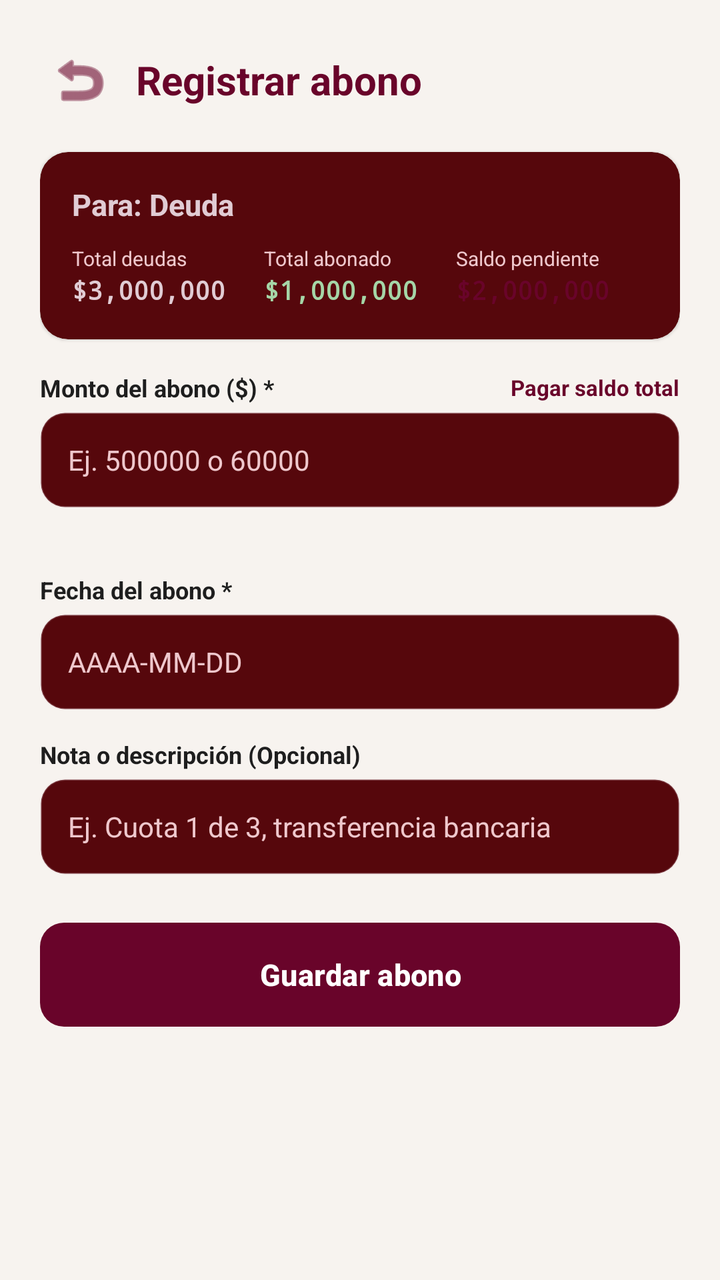
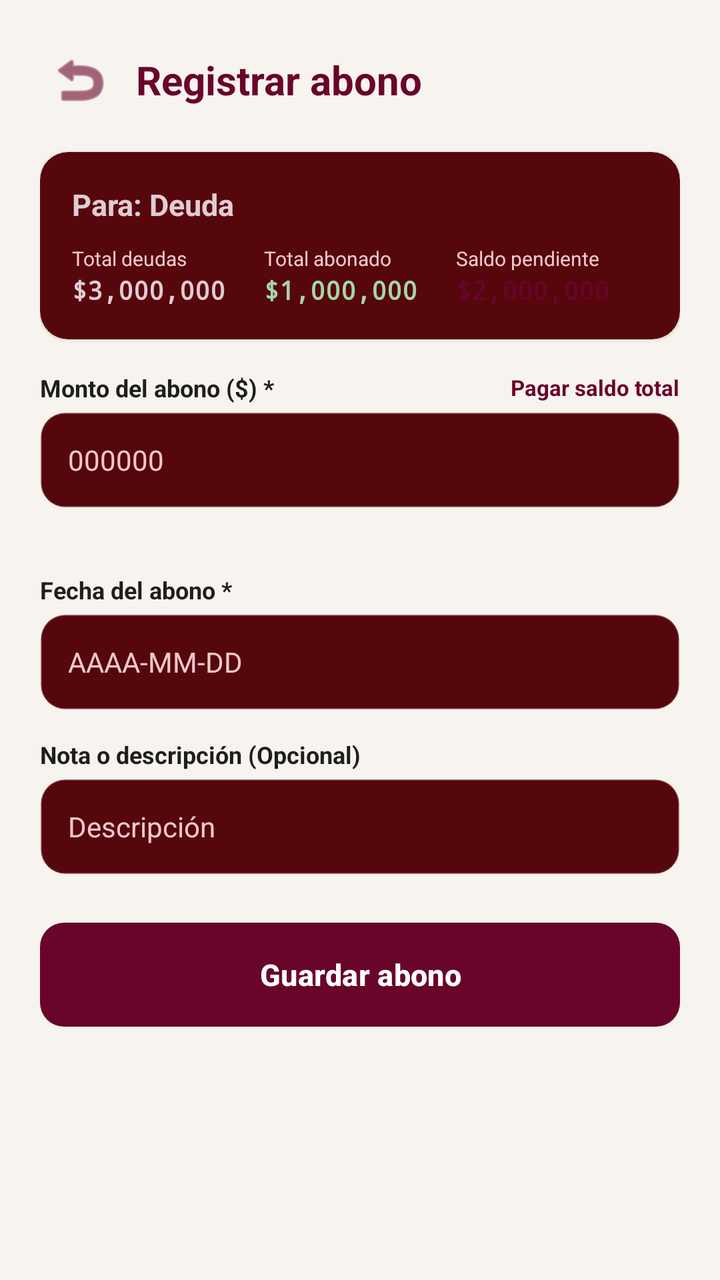

The first picture is an Android layout as it rendered before a commit; the second is the same layout after the commit. The layout source and the unified diff follow.
<!-- AndroidManifest.xml: application theme Theme.Freyr -->
<!-- res/layout/activity_add_payment.xml -->
<?xml version="1.0" encoding="utf-8"?>
<ScrollView xmlns:android="http://schemas.android.com/apk/res/android"
    xmlns:app="http://schemas.android.com/apk/res-auto"
    android:layout_width="match_parent"
    android:layout_height="match_parent"
    android:fillViewport="true"
    android:background="@color/freyr_background">

    <LinearLayout
        android:layout_width="match_parent"
        android:layout_height="wrap_content"
        android:orientation="vertical"
        android:padding="20dp">

        
        <LinearLayout
            android:layout_width="match_parent"
            android:layout_height="wrap_content"
            android:orientation="horizontal"
            android:gravity="center_vertical"
            android:layout_marginBottom="16dp">

            <ImageButton
                android:id="@+id/btn_atras"
                android:layout_width="40dp"
                android:layout_height="40dp"
                android:background="?attr/selectableItemBackgroundBorderless"
                android:src="@android:drawable/ic_menu_revert"
                android:contentDescription="@string/btn_back"
                app:tint="@color/freyr_primary" />

            <TextView
                android:layout_width="wrap_content"
                android:layout_height="wrap_content"
                android:text="@string/title_add_payment"
                android:textColor="@color/freyr_primary"
                android:textSize="20sp"
                android:textStyle="bold"
                android:layout_marginStart="8dp" />
        </LinearLayout>

        
        <androidx.cardview.widget.CardView
            android:layout_width="match_parent"
            android:layout_height="wrap_content"
            app:cardCornerRadius="14dp"
            app:cardElevation="1dp"
            app:cardBackgroundColor="@color/freyr_surface"
            android:layout_marginBottom="16dp">

            <LinearLayout
                android:layout_width="match_parent"
                android:layout_height="wrap_content"
                android:orientation="vertical"
                android:padding="16dp">

                <TextView
                    android:id="@+id/tv_for_debt_name"
                    android:layout_width="wrap_content"
                    android:layout_height="wrap_content"
                    android:text="Para: Deuda"
                    android:textColor="@color/freyr_text_primary"
                    android:textSize="15sp"
                    android:textStyle="bold" />

                <LinearLayout
                    android:layout_width="match_parent"
                    android:layout_height="wrap_content"
                    android:orientation="horizontal"
                    android:layout_marginTop="10dp">

                    <LinearLayout
                        android:layout_width="0dp"
                        android:layout_height="wrap_content"
                        android:layout_weight="1"
                        android:orientation="vertical">
                        <TextView
                            android:layout_width="wrap_content"
                            android:layout_height="wrap_content"
                            android:text="@string/total_debido"
                            android:textColor="@color/freyr_text_secondary"
                            android:textSize="10sp" />
                        <TextView
                            android:id="@+id/tv_status_total"
                            android:layout_width="wrap_content"
                            android:layout_height="wrap_content"
                            android:text="$3,000,000"
                            android:textColor="@color/freyr_text_primary"
                            android:textSize="13sp"
                            android:textStyle="bold"
                            android:fontFamily="monospace" />
                    </LinearLayout>

                    <LinearLayout
                        android:layout_width="0dp"
                        android:layout_height="wrap_content"
                        android:layout_weight="1"
                        android:orientation="vertical">
                        <TextView
                            android:layout_width="wrap_content"
                            android:layout_height="wrap_content"
                            android:text="@string/total_pagado"
                            android:textColor="@color/freyr_text_secondary"
                            android:textSize="10sp" />
                        <TextView
                            android:id="@+id/tv_status_paid"
                            android:layout_width="wrap_content"
                            android:layout_height="wrap_content"
                            android:text="$1,000,000"
                            android:textColor="@color/freyr_status_paid"
                            android:textSize="13sp"
                            android:textStyle="bold"
                            android:fontFamily="monospace" />
                    </LinearLayout>

                    <LinearLayout
                        android:layout_width="0dp"
                        android:layout_height="wrap_content"
                        android:layout_weight="1"
                        android:orientation="vertical">
                        <TextView
                            android:layout_width="wrap_content"
                            android:layout_height="wrap_content"
                            android:text="@string/total_pendiente"
                            android:textColor="@color/freyr_text_secondary"
                            android:textSize="10sp" />
                        <TextView
                            android:id="@+id/tv_status_remaining"
                            android:layout_width="wrap_content"
                            android:layout_height="wrap_content"
                            android:text="$2,000,000"
                            android:textColor="@color/freyr_primary"
                            android:textSize="13sp"
                            android:textStyle="bold"
                            android:fontFamily="monospace" />
                    </LinearLayout>
                </LinearLayout>
            </LinearLayout>
        </androidx.cardview.widget.CardView>

        
        <TextView
            android:id="@+id/tx_error"
            android:layout_width="match_parent"
            android:layout_height="wrap_content"
            android:textColor="#D32F2F"
            android:textSize="12sp"
            android:visibility="gone"
            android:layout_marginBottom="12dp" />

        
        <LinearLayout
            android:layout_width="match_parent"
            android:layout_height="wrap_content"
            android:orientation="horizontal"
            android:gravity="center_vertical"
            android:layout_marginBottom="4dp">

            <TextView
                android:layout_width="0dp"
                android:layout_height="wrap_content"
                android:layout_weight="1"
                android:text="@string/label_payment_amount"
                android:textColor="@color/freyr_card_bg"
                android:textSize="12sp"
                android:textStyle="bold" />

            <TextView
                android:id="@+id/btn_pay_full"
                android:layout_width="wrap_content"
                android:layout_height="wrap_content"
                android:text="Pagar saldo total"
                android:textColor="@color/freyr_primary"
                android:textSize="11sp"
                android:textStyle="bold"
                android:clickable="true"
                android:focusable="true" />
        </LinearLayout>

        <EditText
            android:id="@+id/et_payment_amount"
            android:layout_width="match_parent"
            android:layout_height="48dp"
            android:background="@drawable/bg_edit_text"
            android:hint="@string/hint_payment_amount"
            android:inputType="numberDecimal"
            android:maxLines="1"
            android:focusable="true"
            android:focusableInTouchMode="true"
            android:textColor="@color/freyr_text_primary"
            android:textSize="14sp"
            android:layout_marginBottom="4dp" />

        <TextView
            android:id="@+id/tv_projected_remaining"
            android:layout_width="match_parent"
            android:layout_height="wrap_content"
            android:text=""
            android:textColor="@color/freyr_primary"
            android:textSize="11sp"
            android:textStyle="bold"
            android:layout_marginBottom="14dp" />

        
        <TextView
            android:layout_width="wrap_content"
            android:layout_height="wrap_content"
            android:layout_marginBottom="4dp"
            android:text="@string/label_payment_date"
            android:textColor="@color/freyr_card_bg"
            android:textSize="12sp"
            android:textStyle="bold" />

        <EditText
            android:id="@+id/et_payment_date"
            android:layout_width="match_parent"
            android:layout_height="48dp"
            android:background="@drawable/bg_edit_text"
            android:hint="AAAA-MM-DD"
            android:inputType="text"
            android:maxLines="1"
            android:textColor="@color/freyr_text_primary"
            android:textSize="14sp"
            android:layout_marginBottom="14dp" />

        
        <TextView
            android:layout_width="wrap_content"
            android:layout_height="wrap_content"
            android:layout_marginBottom="4dp"
            android:text="@string/label_payment_note"
            android:textColor="@color/freyr_card_bg"
            android:textSize="12sp"
            android:textStyle="bold" />

        <EditText
            android:id="@+id/et_payment_desc"
            android:layout_width="match_parent"
            android:layout_height="48dp"
            android:background="@drawable/bg_edit_text"
            android:hint="@string/hint_payment_note"
            android:inputType="text"
            android:maxLines="1"
            android:textColor="@color/freyr_text_primary"
            android:textSize="14sp"
            android:layout_marginBottom="24dp" />

        
        <Button
            android:id="@+id/btn_confirm_payment"
            android:layout_width="match_parent"
            android:layout_height="52dp"
            android:background="@drawable/bg_button_primary"
            android:text="@string/btn_save_payment"
            android:textColor="#FFFFFF"
            android:textSize="15sp"
            android:textStyle="bold"
            app:backgroundTint="@null" />

    </LinearLayout>
</ScrollView>
<!-- resources referenced by this layout -->
<resources>
  <color name="freyr_background">#F7F3EF</color>
  <color name="freyr_card_bg">#1E1E1E</color>
  <color name="freyr_primary">#69042A</color>
  <color name="freyr_status_paid">#A5D6A7</color>
  <color name="freyr_surface">#56070C</color>
  <color name="freyr_text_primary">#E1CCD4</color>
  <color name="freyr_text_secondary">#F6F5CFD4</color>
  <!-- drawable bg_button_primary (drawable) -->
  <?xml version="1.0" encoding="utf-8"?>
  <ripple xmlns:android="http://schemas.android.com/apk/res/android"
      android:color="#33FFFFFF">
      <item>
          <shape android:shape="rectangle">
              <corners android:radius="12dp" />
              <solid android:color="@color/freyr_primary" />
          </shape>
      </item>
  </ripple>
  <!-- drawable bg_edit_text (drawable) -->
  <?xml version="1.0" encoding="utf-8"?>
  <selector xmlns:android="http://schemas.android.com/apk/res/android">
      <item android:state_focused="true">
          <shape android:shape="rectangle">
              <corners android:radius="12dp" />
              <solid android:color="@color/freyr_surface" />
              <stroke android:width="2dp" android:color="@color/freyr_primary" />
              <padding android:bottom="12dp" android:left="14dp" android:right="14dp" android:top="12dp" />
          </shape>
      </item>
      <item>
          <shape android:shape="rectangle">
              <corners android:radius="12dp" />
              <solid android:color="@color/freyr_surface" />
              <stroke android:width="1dp" android:color="@color/freyr_border" />
              <padding android:bottom="12dp" android:left="14dp" android:right="14dp" android:top="12dp" />
          </shape>
      </item>
  </selector>
  <string name="btn_back">Volver</string>
  <string name="btn_save_payment">Guardar abono</string>
  <string name="hint_payment_amount">Ej. 500000 o 60000</string>
  <string name="hint_payment_note">Ej. Cuota 1 de 3, transferencia bancaria</string>
  <string name="label_payment_amount">Monto del abono ($) *</string>
  <string name="label_payment_date">Fecha del abono *</string>
  <string name="label_payment_note">Nota o descripción (Opcional)</string>
  <string name="title_add_payment">Registrar abono</string>
  <string name="total_debido">Total deudas</string>
  <string name="total_pagado">Total abonado</string>
  <string name="total_pendiente">Saldo pendiente</string>
  <style name="Theme.Freyr" parent="Theme.Material3.Dark.NoActionBar">
          
          <item name="colorPrimary">@color/freyr_primary</item>
          <item name="colorPrimaryDark">@color/freyr_primary_dark</item>
          <item name="colorSecondary">@color/freyr_secondary</item>
          <item name="colorOnPrimary">#FFFFFF</item>
          <item name="colorOnSecondary">@color/freyr_primary</item>
  
          
          <item name="android:colorBackground">@color/freyr_background</item>
          <item name="colorSurface">@color/freyr_surface</item>
          <item name="colorOnSurface">@color/freyr_text_primary</item>
  
          
          <item name="android:statusBarColor">@color/freyr_background</item>
          <item name="android:windowLightStatusBar">false</item>
          <item name="android:navigationBarColor">@color/freyr_background</item>
          <item name="android:windowLightNavigationBar">false</item>
          
          
          <item name="android:textColor">@color/freyr_text_primary</item>
          <item name="android:textColorHint">@color/freyr_text_secondary</item>
          <item name="colorControlNormal">@color/freyr_secondary</item>
          <item name="colorControlActivated">@color/freyr_primary</item>
      </style>
  <color name="freyr_border">#33E1CCD4</color>
  <color name="freyr_primary_dark">#4A031E</color>
  <color name="freyr_secondary">#E1CCD4</color>
</resources>

<!-- the commit's change to res/layout/activity_add_payment.xml (unified diff, before → after) -->
@@ -182,7 +182,7 @@
             android:layout_width="match_parent"
             android:layout_height="48dp"
             android:background="@drawable/bg_edit_text"
-            android:hint="@string/hint_payment_amount"
+            android:hint="000000"
             android:inputType="numberDecimal"
             android:maxLines="1"
             android:focusable="true"
@@ -238,7 +238,7 @@
             android:layout_width="match_parent"
             android:layout_height="48dp"
             android:background="@drawable/bg_edit_text"
-            android:hint="@string/hint_payment_note"
+            android:hint="Descripción"
             android:inputType="text"
             android:maxLines="1"
             android:textColor="@color/freyr_text_primary"
<!-- resource entries referenced after the edit -->
@@ -40,8 +40,6 @@
   </selector>
   <string name="btn_back">Volver</string>
   <string name="btn_save_payment">Guardar abono</string>
-  <string name="hint_payment_amount">Ej. 500000 o 60000</string>
-  <string name="hint_payment_note">Ej. Cuota 1 de 3, transferencia bancaria</string>
   <string name="label_payment_amount">Monto del abono ($) *</string>
   <string name="label_payment_date">Fecha del abono *</string>
   <string name="label_payment_note">Nota o descripción (Opcional)</string>
